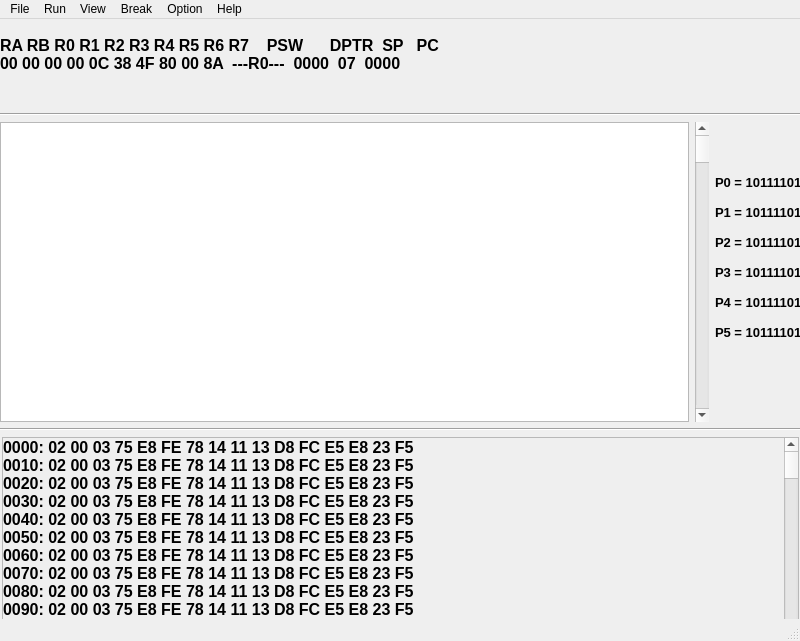
First picture: the form in Gui/ui_MainWindow.ui, repository RRRRubbit/Debugger, before the edit.
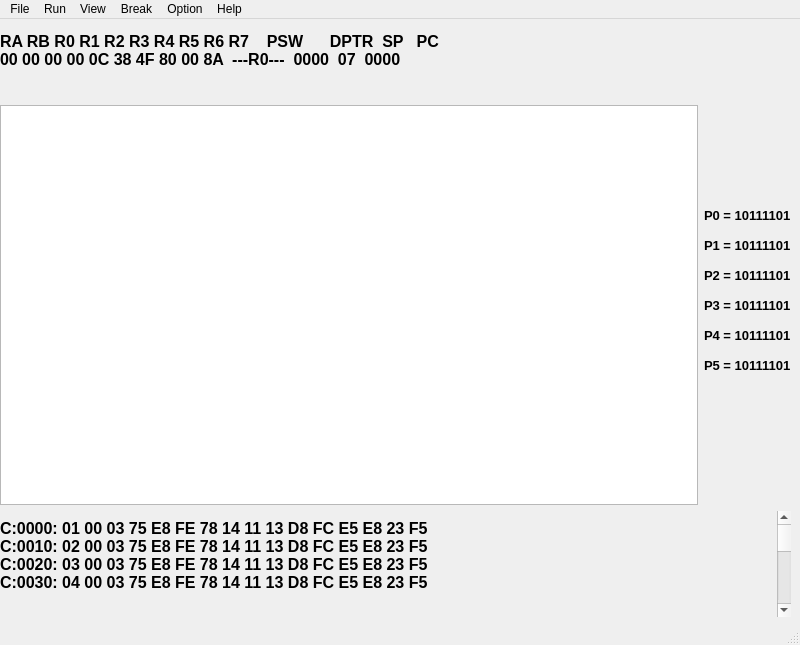
Second picture: the form after the edit.

Patch:
```diff
--- a/Gui/ui_MainWindow.ui
+++ b/Gui/ui_MainWindow.ui
@@ -13,7 +13,7 @@
     <x>0</x>
     <y>0</y>
     <width>800</width>
-    <height>640</height>
+    <height>645</height>
    </rect>
   </property>
   <property name="maximumSize">
@@ -43,20 +43,20 @@
      <rect>
       <x>0</x>
       <y>0</y>
-      <width>802</width>
-      <height>618</height>
+      <width>791</width>
+      <height>598</height>
      </rect>
     </property>
-    <layout class="QGridLayout" name="gridLayout_top">
-     <item row="2" column="0">
-      <layout class="QHBoxLayout" name="horizontalLayout_ASM_Port">
+    <layout class="QGridLayout" name="gridLayout">
+     <item row="1" column="0">
+      <layout class="QHBoxLayout" name="horizontalLayout">
        <item>
-        <widget class="QListWidget" name="listWidget_ASM"/>
-       </item>
-       <item>
-        <widget class="QScrollBar" name="verticalScrollBar_ASM">
-         <property name="orientation">
-          <enum>Qt::Vertical</enum>
+        <widget class="QListWidget" name="listWidget_ASM">
+         <property name="maximumSize">
+          <size>
+           <width>16777215</width>
+           <height>400</height>
+          </size>
          </property>
         </widget>
        </item>
@@ -68,6 +68,12 @@
            <height>300</height>
           </size>
          </property>
+         <property name="maximumSize">
+          <size>
+           <width>16777215</width>
+           <height>300</height>
+          </size>
+         </property>
          <property name="font">
           <font>
            <pointsize>10</pointsize>
@@ -101,177 +107,87 @@
        </item>
       </layout>
      </item>
-     <item row="1" column="0">
-      <widget class="Line" name="line">
-       <property name="orientation">
-        <enum>Qt::Horizontal</enum>
-       </property>
-      </widget>
-     </item>
-     <item row="4" column="0">
-      <layout class="QHBoxLayout" name="horizontalLayout_RAM">
-       <item>
-        <widget class="QScrollArea" name="scrollArea_RAM">
-         <property name="minimumSize">
-          <size>
-           <width>797</width>
-           <height>200</height>
-          </size>
-         </property>
-         <property name="maximumSize">
-          <size>
-           <width>790</width>
-           <height>5000</height>
-          </size>
-         </property>
-         <property name="baseSize">
-          <size>
-           <width>20</width>
-           <height>20</height>
-          </size>
-         </property>
-         <property name="verticalScrollBarPolicy">
-          <enum>Qt::ScrollBarAlwaysOn</enum>
-         </property>
-         <property name="horizontalScrollBarPolicy">
-          <enum>Qt::ScrollBarAlwaysOff</enum>
-         </property>
-         <property name="sizeAdjustPolicy">
-          <enum>QAbstractScrollArea::AdjustToContents</enum>
-         </property>
-         <property name="widgetResizable">
-          <bool>true</bool>
-         </property>
-         <property name="alignment">
-          <set>Qt::AlignLeading|Qt::AlignLeft|Qt::AlignTop</set>
-         </property>
-         <widget class="QWidget" name="scrollAreaWidgetContents_RAM">
-          <property name="geometry">
-           <rect>
-            <x>0</x>
-            <y>0</y>
-            <width>790</width>
-            <height>4000</height>
-           </rect>
-          </property>
-          <property name="minimumSize">
-           <size>
-            <width>790</width>
-            <height>4000</height>
-           </size>
-          </property>
-          <property name="maximumSize">
-           <size>
-            <width>790</width>
-            <height>5000</height>
-           </size>
-          </property>
-          <widget class="QLabel" name="label_RAM">
-           <property name="geometry">
-            <rect>
-             <x>0</x>
-             <y>0</y>
-             <width>780</width>
-             <height>5000</height>
-            </rect>
-           </property>
-           <property name="sizePolicy">
-            <sizepolicy hsizetype="Expanding" vsizetype="Expanding">
-             <horstretch>0</horstretch>
-             <verstretch>0</verstretch>
-            </sizepolicy>
-           </property>
-           <property name="minimumSize">
-            <size>
-             <width>780</width>
-             <height>4000</height>
-            </size>
-           </property>
-           <property name="maximumSize">
-            <size>
-             <width>780</width>
-             <height>5000</height>
-            </size>
-           </property>
-           <property name="font">
-            <font>
-             <pointsize>12</pointsize>
-             <weight>75</weight>
-             <bold>true</bold>
-            </font>
-           </property>
-           <property name="text">
-            <string>0000: 02 00 03 75 E8 FE 78 14 11 13 D8 FC E5 E8 23 F5
-0010: 02 00 03 75 E8 FE 78 14 11 13 D8 FC E5 E8 23 F5
-0020: 02 00 03 75 E8 FE 78 14 11 13 D8 FC E5 E8 23 F5
-0030: 02 00 03 75 E8 FE 78 14 11 13 D8 FC E5 E8 23 F5
-0040: 02 00 03 75 E8 FE 78 14 11 13 D8 FC E5 E8 23 F5
-0050: 02 00 03 75 E8 FE 78 14 11 13 D8 FC E5 E8 23 F5
-0060: 02 00 03 75 E8 FE 78 14 11 13 D8 FC E5 E8 23 F5
-0070: 02 00 03 75 E8 FE 78 14 11 13 D8 FC E5 E8 23 F5
-0080: 02 00 03 75 E8 FE 78 14 11 13 D8 FC E5 E8 23 F5
-0090: 02 00 03 75 E8 FE 78 14 11 13 D8 FC E5 E8 23 F5
-00A0: 02 00 03 75 E8 FE 78 14 11 13 D8 FC E5 E8 23 F5
-00B0: 02 00 03 75 E8 FE 78 14 11 13 D8 FC E5 E8 23 F5
-00C0: 00 00 00 00 00 00 00 00 - 00 00 00 00 00 00 00 00
-00D0: 00 00 00 00 00 00 00 00 - 00 00 00 00 00 00 00 00
-00E0: 00 00 00 00 00 00 00 00 - 00 00 00 00 00 00 00 00
-</string>
-           </property>
-           <property name="textFormat">
-            <enum>Qt::AutoText</enum>
-           </property>
-           <property name="alignment">
-            <set>Qt::AlignLeading|Qt::AlignLeft|Qt::AlignTop</set>
-           </property>
-           <property name="wordWrap">
-            <bool>true</bool>
-           </property>
-          </widget>
-         </widget>
-        </widget>
-       </item>
-      </layout>
-     </item>
      <item row="0" column="0">
-      <layout class="QVBoxLayout" name="verticalLayout_Reg">
-       <item>
-        <widget class="QLabel" name="label">
-         <property name="sizePolicy">
-          <sizepolicy hsizetype="Expanding" vsizetype="Expanding">
-           <horstretch>0</horstretch>
-           <verstretch>0</verstretch>
-          </sizepolicy>
-         </property>
-         <property name="minimumSize">
-          <size>
-           <width>0</width>
-           <height>80</height>
-          </size>
-         </property>
-         <property name="font">
-          <font>
-           <pointsize>12</pointsize>
-           <weight>75</weight>
-           <bold>true</bold>
-          </font>
-         </property>
-         <property name="text">
-          <string>RA RB R0 R1 R2 R3 R4 R5 R6 R7    PSW      DPTR  SP   PC
+      <widget class="QLabel" name="label_Reg">
+       <property name="sizePolicy">
+        <sizepolicy hsizetype="Expanding" vsizetype="Expanding">
+         <horstretch>0</horstretch>
+         <verstretch>0</verstretch>
+        </sizepolicy>
+       </property>
+       <property name="minimumSize">
+        <size>
+         <width>0</width>
+         <height>80</height>
+        </size>
+       </property>
+       <property name="maximumSize">
+        <size>
+         <width>16777215</width>
+         <height>80</height>
+        </size>
+       </property>
+       <property name="font">
+        <font>
+         <pointsize>12</pointsize>
+         <weight>75</weight>
+         <bold>true</bold>
+        </font>
+       </property>
+       <property name="text">
+        <string>RA RB R0 R1 R2 R3 R4 R5 R6 R7    PSW      DPTR  SP   PC
 00 00 00 00 0C 38 4F 80 00 8A  ---R0---  0000  07  0000
 </string>
-         </property>
-        </widget>
-       </item>
-      </layout>
-     </item>
-     <item row="3" column="0">
-      <widget class="Line" name="line_2">
-       <property name="orientation">
-        <enum>Qt::Horizontal</enum>
        </property>
       </widget>
      </item>
+     <item row="2" column="0">
+      <layout class="QHBoxLayout" name="horizontalLayout_RAM">
+       <item>
+        <widget class="QLabel" name="label_RAM">
+         <property name="minimumSize">
+          <size>
+           <width>0</width>
+           <height>100</height>
+          </size>
+         </property>
+         <property name="maximumSize">
+          <size>
+           <width>16777215</width>
+           <height>100</height>
+          </size>
+         </property>
+         <property name="font">
+          <font>
+           <pointsize>12</pointsize>
+           <weight>75</weight>
+           <bold>true</bold>
+          </font>
+         </property>
+         <property name="text">
+          <string>C:0000: 01 00 03 75 E8 FE 78 14 11 13 D8 FC E5 E8 23 F5
+C:0010: 02 00 03 75 E8 FE 78 14 11 13 D8 FC E5 E8 23 F5
+C:0020: 03 00 03 75 E8 FE 78 14 11 13 D8 FC E5 E8 23 F5
+C:0030: 04 00 03 75 E8 FE 78 14 11 13 D8 FC E5 E8 23 F5
+</string>
+         </property>
+        </widget>
+       </item>
+       <item>
+        <widget class="QScrollBar" name="verticalScrollBar_RAM">
+         <property name="maximum">
+          <number>1023</number>
+         </property>
+         <property name="singleStep">
+          <number>1</number>
+         </property>
+         <property name="orientation">
+          <enum>Qt::Vertical</enum>
+         </property>
+        </widget>
+       </item>
+      </layout>
+     </item>
     </layout>
    </widget>
   </widget>
```
Left out of the diff: 6 changed lines with no effect on the pictures.
